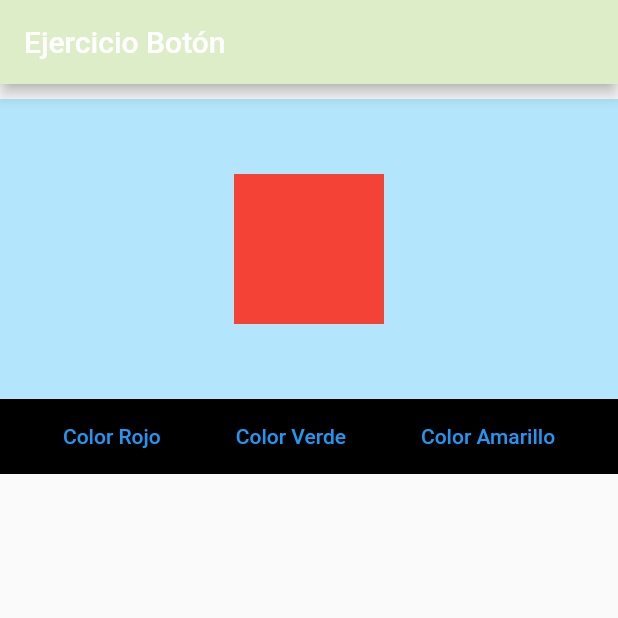
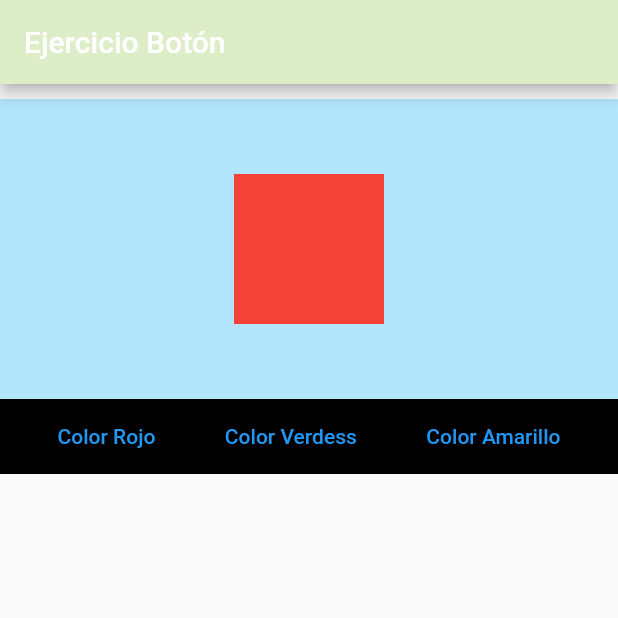
Before and after one commit to renrevm/app_moviles, a Flutter app: the screen it shows after launch, on a phone screen of 412 x 824 dp, the top half of it. Run offline on Flutter 3.47's test engine with Material 2 defaults, Android fonts, the phone set to English and light mode, and no system bars.

Commit message:
Update EJERCICIO_PAGE.dart

```diff
--- a/lib/EJERCICIO1/EJERCICIO_PAGE.dart
+++ b/lib/EJERCICIO1/EJERCICIO_PAGE.dart
@@ -66,7 +66,7 @@ class _EjercicioBotonState extends State<EjercicioBoton> {
                       opc = 1;
                     });
                   },
-                  child: Text('Color Verde'),
+                  child: Text('Color Verdess'),
                 ),
                 TextButton(
                   onPressed: () {
```
